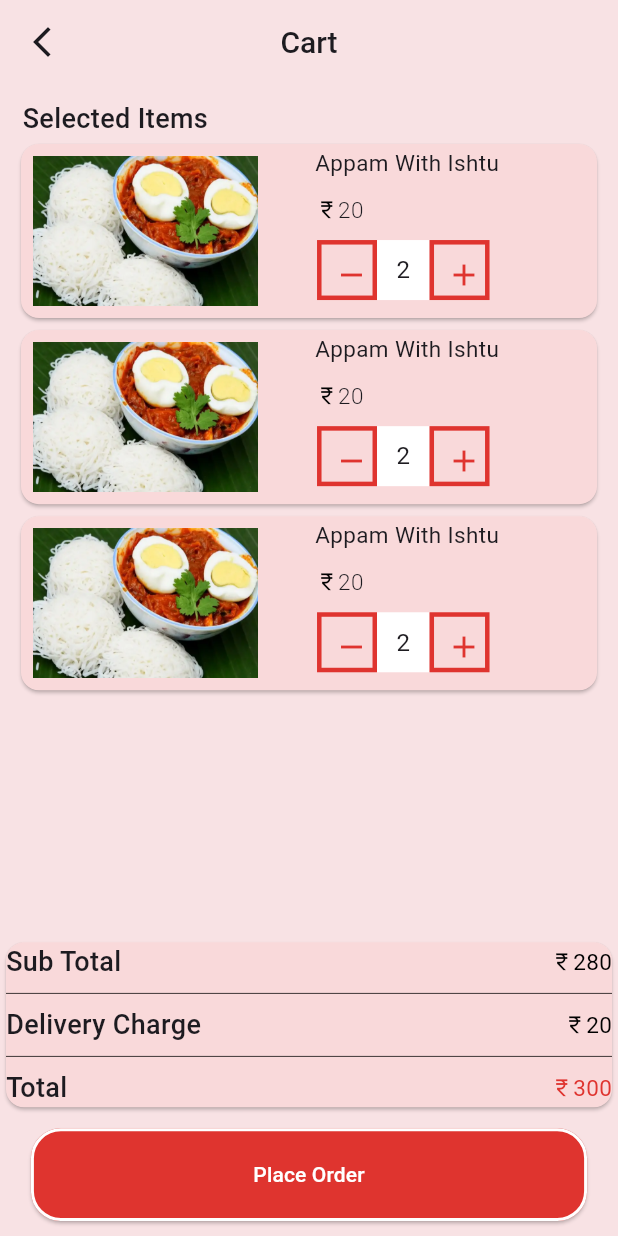
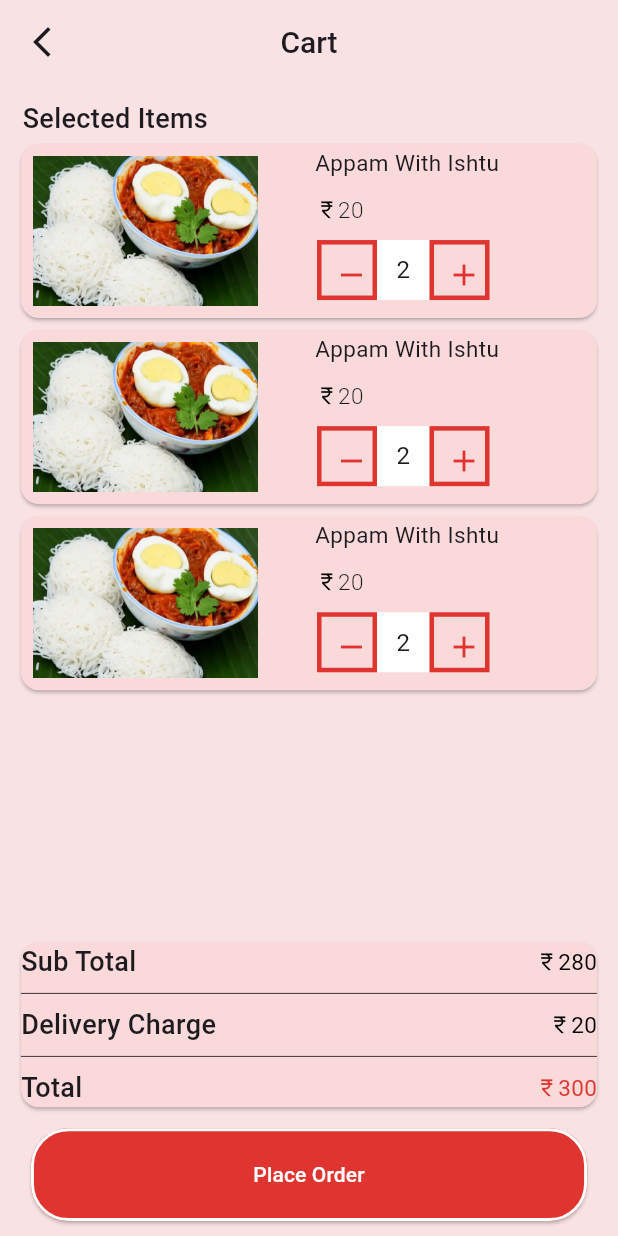
Before and after one commit to arjun2020-py/online-Food-delivery-app, a Flutter app: the CartScreen screen opened directly, on a phone screen of 412 x 824 dp. Run offline on Flutter 3.47's test engine with Material 2 defaults, Android fonts, the light colour scheme and no system bars; our stand-ins replace carousel_slider, get.

Commit message:
make some chnages

```diff
--- a/online_food_order/lib/screen/main/screen/cartScreen/cart_screen.dart
+++ b/online_food_order/lib/screen/main/screen/cartScreen/cart_screen.dart
@@ -127,7 +127,9 @@ class CartScreen extends StatelessWidget {
               },
             ),
           ),
-          Card(
+          Padding(
+            padding: const EdgeInsets.symmetric(horizontal: 10),
+            child: Card(
               color: CustomColor().cutomCardColor,
               child: Column(
                 children: [
@@ -154,6 +156,7 @@ class CartScreen extends StatelessWidget {
                 ],
               ),
             ),
+          ),
           SizedBox(
             height: 10,
           ),
@@ -163,7 +166,7 @@ class CartScreen extends StatelessWidget {
                 onpressed: () {},
                 textColor: CustomColor().whiteColor,
                 buttonBgColor: CustomColor().buttonColor,
-                buttonRadius: 20,
+                buttonRadius: 25,
                 sizedBoxWidth: 0.9,
                 sizedBoxHieght: 0.15),
           ),
```
Lines whose indentation alone changed are shown as unchanged.
